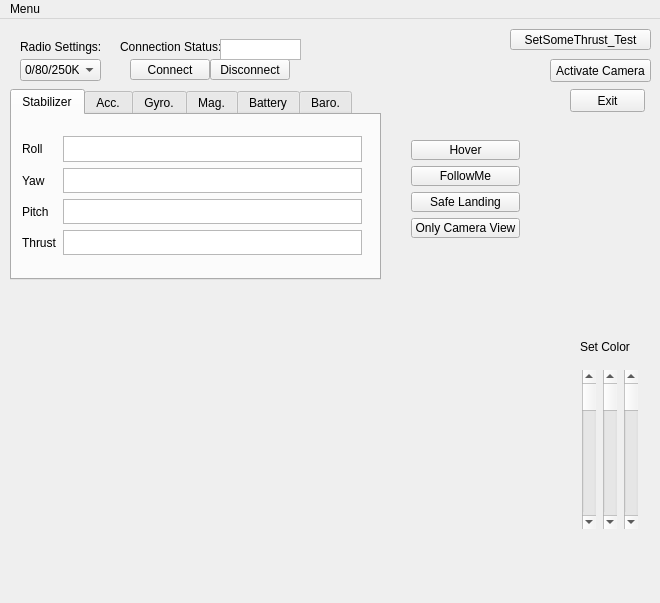
This is app/mainwindow.ui in saccharios/FollowMeFlie as Qt 5 draws it before an edit. The edited form follows.
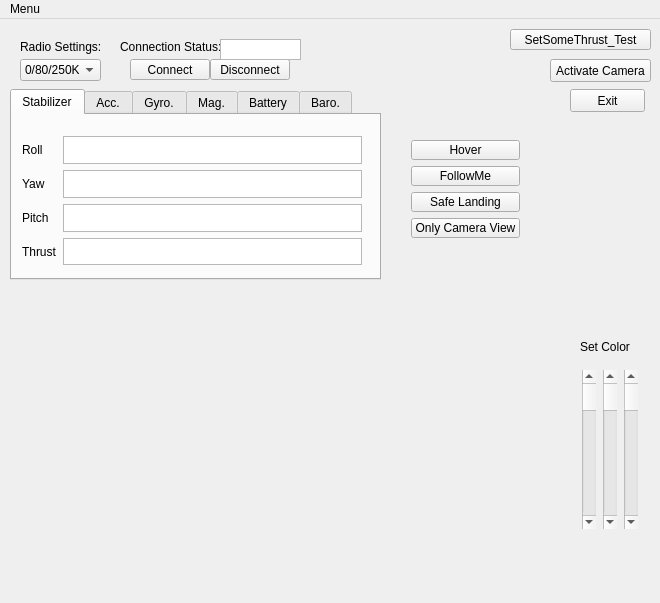
This is the edited form.

```diff
--- a/app/mainwindow.ui
+++ b/app/mainwindow.ui
@@ -161,7 +161,7 @@
         <x>10</x>
         <y>10</y>
         <width>351</width>
-        <height>141</height>
+        <height>151</height>
        </rect>
       </property>
       <layout class="QGridLayout" name="Layout_StabVal">
```
Left out of the diff: 17 changed lines with no effect on the pictures.
